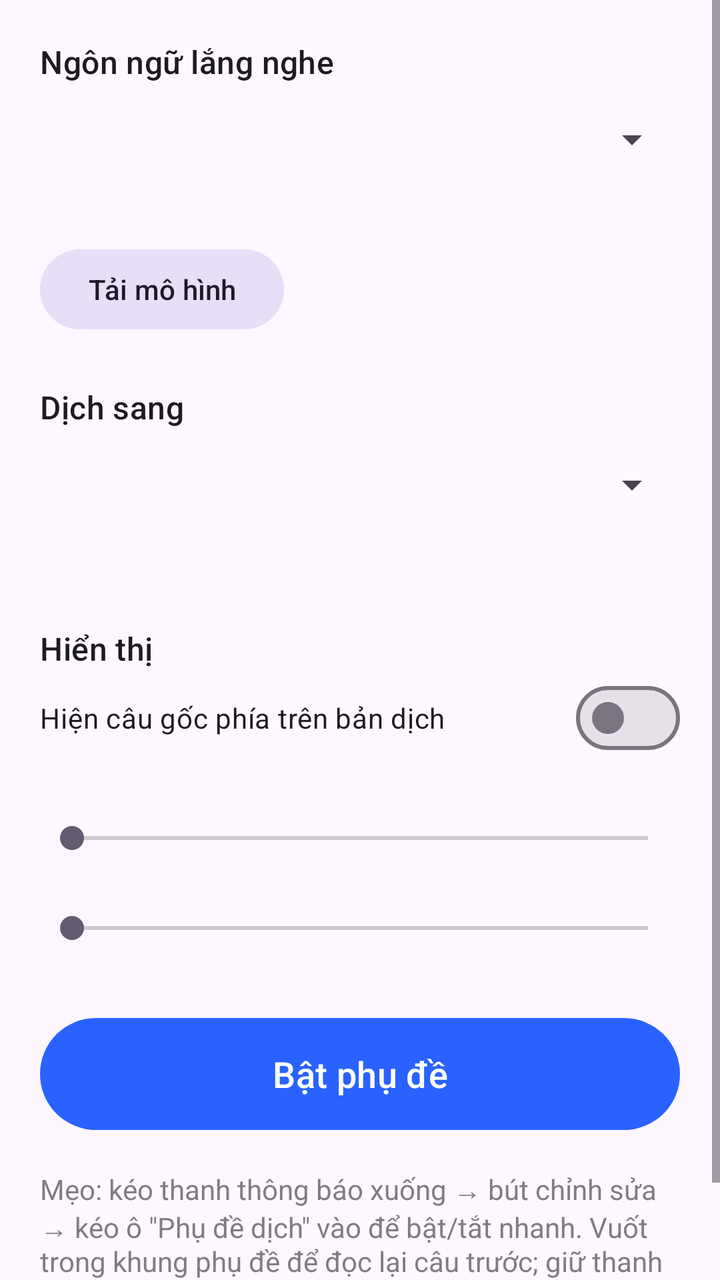
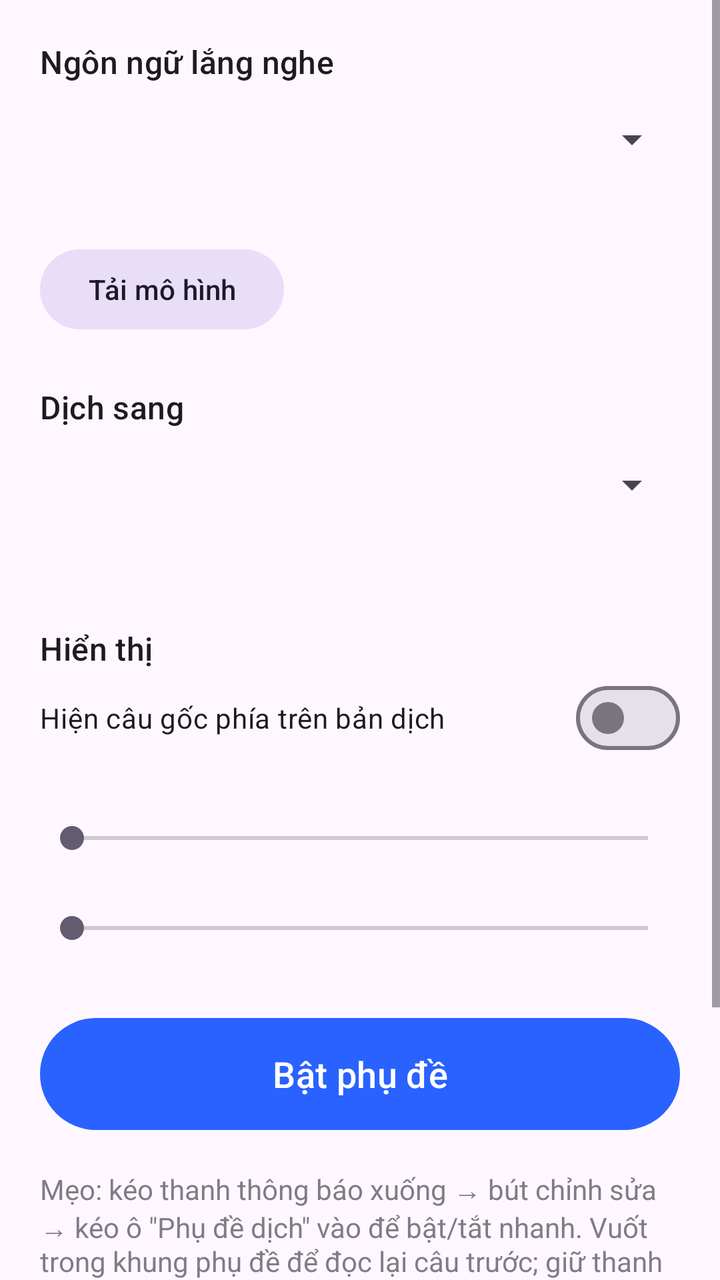

An Android layout rendered at two revisions. The XML below is the earlier revision; the diff shows what the commit changed to produce the second picture.
<!-- AndroidManifest.xml: application theme Theme.SubTranslator -->
<!-- res/layout/activity_main.xml -->
<?xml version="1.0" encoding="utf-8"?>
<ScrollView xmlns:android="http://schemas.android.com/apk/res/android"
    android:layout_width="match_parent"
    android:layout_height="match_parent"
    android:fillViewport="true">

    <LinearLayout
        android:layout_width="match_parent"
        android:layout_height="wrap_content"
        android:orientation="vertical"
        android:padding="20dp">

        <TextView
            style="@style/TextAppearance.Material3.TitleMedium"
            android:layout_width="wrap_content"
            android:layout_height="wrap_content"
            android:text="@string/source_language" />

        <Spinner
            android:id="@+id/sourceSpinner"
            android:layout_width="match_parent"
            android:layout_height="48dp"
            android:layout_marginTop="4dp" />

        <TextView
            android:id="@+id/voskStatus"
            android:layout_width="match_parent"
            android:layout_height="wrap_content"
            android:layout_marginTop="4dp" />

        <com.google.android.material.progressindicator.LinearProgressIndicator
            android:id="@+id/voskProgress"
            android:layout_width="match_parent"
            android:layout_height="wrap_content"
            android:layout_marginTop="6dp"
            android:max="100"
            android:visibility="gone" />

        <Button
            android:id="@+id/voskButton"
            style="@style/Widget.Material3.Button.TonalButton"
            android:layout_width="wrap_content"
            android:layout_height="wrap_content"
            android:layout_marginTop="4dp"
            android:text="@string/download_model" />

        <TextView
            style="@style/TextAppearance.Material3.TitleMedium"
            android:layout_width="wrap_content"
            android:layout_height="wrap_content"
            android:layout_marginTop="24dp"
            android:text="@string/target_language" />

        <Spinner
            android:id="@+id/targetSpinner"
            android:layout_width="match_parent"
            android:layout_height="48dp"
            android:layout_marginTop="4dp" />

        <TextView
            android:id="@+id/translateStatus"
            android:layout_width="match_parent"
            android:layout_height="wrap_content"
            android:layout_marginTop="4dp" />

        <Button
            android:id="@+id/translateButton"
            style="@style/Widget.Material3.Button.TonalButton"
            android:layout_width="wrap_content"
            android:layout_height="wrap_content"
            android:layout_marginTop="4dp"
            android:text="@string/download_translation"
            android:visibility="gone" />

        <TextView
            style="@style/TextAppearance.Material3.TitleMedium"
            android:layout_width="wrap_content"
            android:layout_height="wrap_content"
            android:layout_marginTop="24dp"
            android:text="@string/display" />

        <com.google.android.material.materialswitch.MaterialSwitch
            android:id="@+id/showOriginal"
            android:layout_width="match_parent"
            android:layout_height="wrap_content"
            android:text="@string/show_original" />

        <TextView
            android:id="@+id/textSizeLabel"
            android:layout_width="wrap_content"
            android:layout_height="wrap_content"
            android:layout_marginTop="8dp" />

        <SeekBar
            android:id="@+id/textSize"
            android:layout_width="match_parent"
            android:layout_height="wrap_content"
            android:max="20" />

        <TextView
            android:id="@+id/visibleLinesLabel"
            android:layout_width="wrap_content"
            android:layout_height="wrap_content"
            android:layout_marginTop="8dp" />

        <SeekBar
            android:id="@+id/visibleLines"
            android:layout_width="match_parent"
            android:layout_height="wrap_content"
            android:max="7" />

        <Button
            android:id="@+id/toggleButton"
            android:layout_width="match_parent"
            android:layout_height="64dp"
            android:layout_marginTop="32dp"
            android:text="@string/start_subtitles"
            android:textSize="18sp" />

        <Button
            android:id="@+id/addTileButton"
            style="@style/Widget.Material3.Button.OutlinedButton"
            android:layout_width="match_parent"
            android:layout_height="wrap_content"
            android:layout_marginTop="8dp"
            android:text="@string/add_tile"
            android:visibility="gone" />

        <TextView
            android:layout_width="match_parent"
            android:layout_height="wrap_content"
            android:layout_marginTop="16dp"
            android:alpha="0.7"
            android:text="@string/tile_hint" />
    </LinearLayout>
</ScrollView>
<!-- resources referenced by this layout -->
<resources>
  <string name="add_tile">Thêm nút vào bảng điều khiển nhanh</string>
  <string name="display">Hiển thị</string>
  <string name="download_model">Tải mô hình</string>
  <string name="download_translation">Tải gói dịch</string>
  <string name="show_original">Hiện câu gốc phía trên bản dịch</string>
  <string name="source_language">Ngôn ngữ lắng nghe</string>
  <string name="start_subtitles">Bật phụ đề</string>
  <string name="target_language">Dịch sang</string>
  <string name="tile_hint">Mẹo: kéo thanh thông báo xuống → bút chỉnh sửa → kéo ô \"Phụ đề dịch\" vào để bật/tắt nhanh. Vuốt trong khung phụ đề để đọc lại câu trước; giữ thanh nhỏ ở trên cùng để kéo khung lên/xuống. Đổi cài đặt hiển thị sẽ áp dụng ở lần bật sau.</string>
  <style name="Theme.SubTranslator" parent="Theme.Material3.DayNight">
          <item name="colorPrimary">@color/brand</item>
      </style>
  <color name="brand">#2962FF</color>
</resources>

<!-- the commit's change to res/layout/activity_main.xml (unified diff, before → after) -->
@@ -132,5 +132,34 @@
             android:layout_marginTop="16dp"
             android:alpha="0.7"
             android:text="@string/tile_hint" />
+
+        <TextView
+            style="@style/TextAppearance.Material3.TitleMedium"
+            android:layout_width="wrap_content"
+            android:layout_height="wrap_content"
+            android:layout_marginTop="24dp"
+            android:text="@string/update_section" />
+
+        <TextView
+            android:id="@+id/versionLabel"
+            android:layout_width="wrap_content"
+            android:layout_height="wrap_content"
+            android:layout_marginTop="4dp" />
+
+        <com.google.android.material.progressindicator.LinearProgressIndicator
+            android:id="@+id/updateProgress"
+            android:layout_width="match_parent"
+            android:layout_height="wrap_content"
+            android:layout_marginTop="6dp"
+            android:max="100"
+            android:visibility="gone" />
+
+        <Button
+            android:id="@+id/updateButton"
+            style="@style/Widget.Material3.Button.TonalButton"
+            android:layout_width="wrap_content"
+            android:layout_height="wrap_content"
+            android:layout_marginTop="4dp"
+            android:text="@string/check_update" />
     </LinearLayout>
 </ScrollView>
<!-- resource entries referenced after the edit -->
@@ -1,6 +1,7 @@
 <!-- resources referenced by this layout -->
 <resources>
   <string name="add_tile">Thêm nút vào bảng điều khiển nhanh</string>
+  <string name="check_update">Kiểm tra cập nhật</string>
   <string name="display">Hiển thị</string>
   <string name="download_model">Tải mô hình</string>
   <string name="download_translation">Tải gói dịch</string>
@@ -9,6 +10,7 @@
   <string name="start_subtitles">Bật phụ đề</string>
   <string name="target_language">Dịch sang</string>
   <string name="tile_hint">Mẹo: kéo thanh thông báo xuống → bút chỉnh sửa → kéo ô \"Phụ đề dịch\" vào để bật/tắt nhanh. Vuốt trong khung phụ đề để đọc lại câu trước; giữ thanh nhỏ ở trên cùng để kéo khung lên/xuống. Đổi cài đặt hiển thị sẽ áp dụng ở lần bật sau.</string>
+  <string name="update_section">Cập nhật</string>
   <style name="Theme.SubTranslator" parent="Theme.Material3.DayNight">
           <item name="colorPrimary">@color/brand</item>
       </style>
